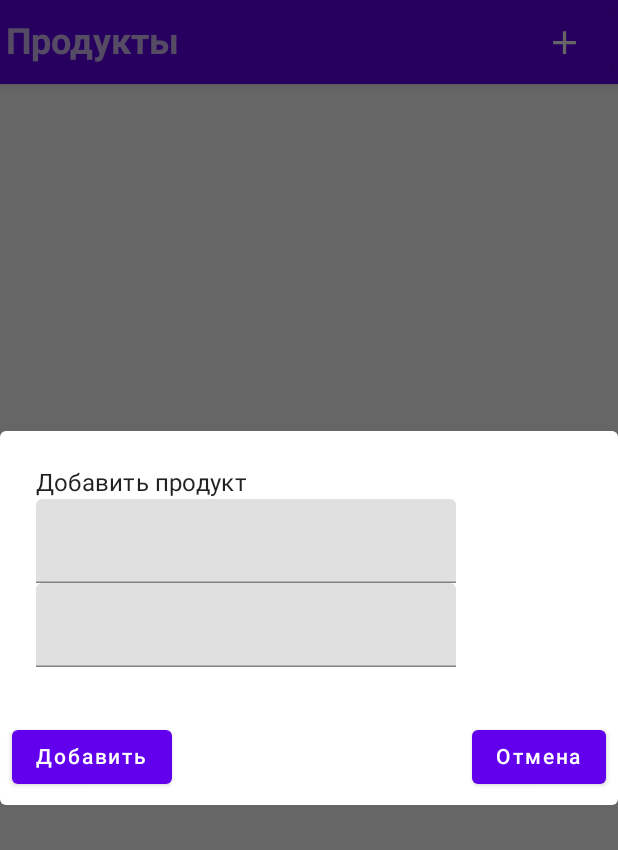
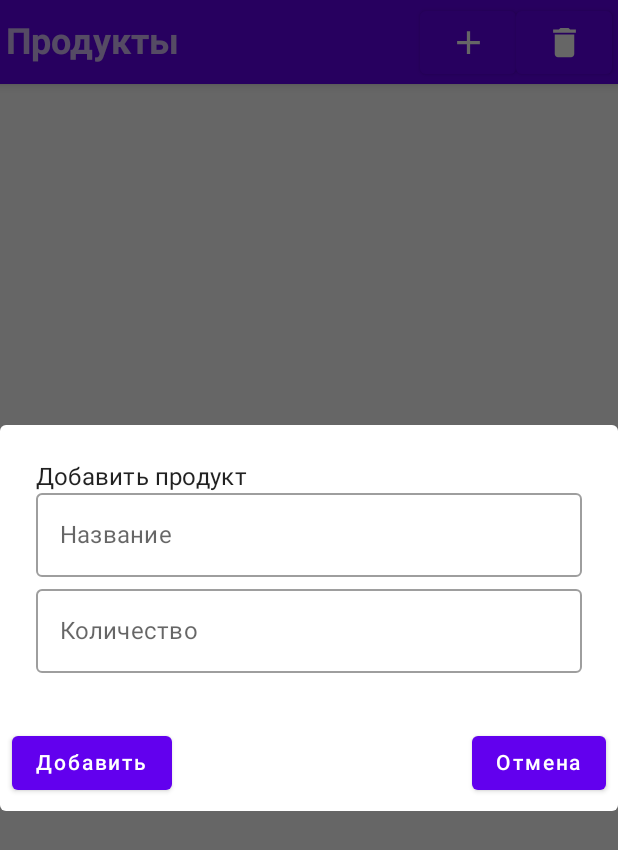
Before and after one commit to WhatuWannaDo/MyCard, an Android app built with Jetpack Compose: the screen it shows after launch (MainActivity), after a tap on "AddProduct", on a phone screen of 412 x 824 dp. Shown: the top 850 px of the screen. Run offline under Robolectric (Android 15) with nearby library versions, the phone set to English and light mode, and no system bars; our stand-ins replace Room's generated code.

Commit message:
DeleteAll feature

```diff
--- a/app/src/main/java/com/example/mycard/Project/MVVM/View/MainWindow.kt
+++ b/app/src/main/java/com/example/mycard/Project/MVVM/View/MainWindow.kt
@@ -2,6 +2,7 @@ package com.example.mycard.Project.MVVM.View
 
 import android.annotation.SuppressLint
 import androidx.compose.foundation.background
+import androidx.compose.foundation.clickable
 import androidx.compose.foundation.layout.*
 import androidx.compose.foundation.lazy.LazyColumn
 import androidx.compose.foundation.lazy.items
@@ -9,19 +10,29 @@ import androidx.compose.material.*
 import androidx.compose.material.Icon
 import androidx.compose.material.icons.Icons
 import androidx.compose.material.icons.filled.Add
+import androidx.compose.material.icons.filled.Delete
+import androidx.compose.material.icons.filled.KeyboardArrowDown
+import androidx.compose.material.icons.filled.KeyboardArrowUp
 import androidx.compose.runtime.Composable
 import androidx.compose.runtime.mutableStateOf
 import androidx.compose.runtime.*
 import androidx.compose.ui.Alignment
 import androidx.compose.ui.Modifier
+import androidx.compose.ui.geometry.Size
 import androidx.compose.ui.graphics.Color
+import androidx.compose.ui.layout.onGloballyPositioned
+import androidx.compose.ui.platform.LocalDensity
 import androidx.compose.ui.text.font.FontWeight
 import androidx.compose.ui.unit.dp
+import androidx.compose.ui.unit.toSize
 import androidx.lifecycle.ViewModelProvider
 import com.example.mycard.Project.MVVM.Models.CardModel
 import com.example.mycard.Project.MVVM.ViewModels.CardViewModel
 import com.example.mycard.Project.Room.Repository.CardRepository
+import kotlinx.coroutines.*
+import kotlin.coroutines.coroutineContext
 
+@DelicateCoroutinesApi
 @SuppressLint("UnrememberedMutableState")
 
 @ExperimentalMaterialApi
@@ -29,16 +40,16 @@ import com.example.mycard.Project.Room.Repository.CardRepository
 fun MainWindow(cardViewModel: CardViewModel){
     val getAllProductsVM = cardViewModel.getAllProducts.collectAsState(initial = listOf()).value
     val showDialog = mutableStateOf(false)
+    val deleteDialog = mutableStateOf(false)
 
-    Scaffold(topBar = {TopAppBarCard(cardViewModel = cardViewModel, showDialog = showDialog)}) {
-        Box() {
-            CustomLazyColumnItem(list = getAllProductsVM)
-        }
+    Scaffold(topBar = {TopAppBarCard(cardViewModel = cardViewModel, showDialog = showDialog, deleteDialog = deleteDialog)}) {
+        CustomLazyColumnItem(list = getAllProductsVM)
     }
 }
 
+@DelicateCoroutinesApi
 @Composable
-fun TopAppBarCard(cardViewModel: CardViewModel, showDialog : MutableState<Boolean>){
+fun TopAppBarCard(cardViewModel: CardViewModel, showDialog : MutableState<Boolean>, deleteDialog: MutableState<Boolean>){
     TopAppBar(modifier = Modifier.fillMaxWidth()) {
         Text(text = "Продукты", fontWeight = FontWeight.Bold, fontSize = MaterialTheme.typography.h5.fontSize)
         Spacer(Modifier.weight(1f, true))
@@ -47,29 +58,73 @@ fun TopAppBarCard(cardViewModel: CardViewModel, showDialog : MutableState<Boolea
         }) {
             Icon(imageVector = Icons.Default.Add, contentDescription = "AddProduct", modifier = Modifier.size(26.dp))
         }
+        Button(onClick = {
+            deleteDialog.value = true
+        }) {
+            Icon(imageVector = Icons.Default.Delete, contentDescription = "DeleteAll", modifier = Modifier.size(26.dp))
+        }
         if(showDialog.value) {
             AddNewProduct(cardViewModel = cardViewModel, showDialog = showDialog)
         }
+        if(deleteDialog.value) {
+            DeleteAllDialog(deleteDialog = deleteDialog, cardViewModel = cardViewModel)
+        }
 
     }
-
-
 
 }
 
 @ExperimentalMaterialApi
 @Composable
 fun CustomLazyColumnItem(list : List<CardModel>) {
+
     LazyColumn(contentPadding = PaddingValues(vertical = 10.dp), verticalArrangement = Arrangement.spacedBy(10.dp)) {
         items(list) { product ->
             ListItem(
                 modifier = Modifier.background(Color.LightGray),
                 text = { Text(text = product.productName, fontSize = MaterialTheme.typography.h6.fontSize) },
                 trailing = { Text(text = "Количество: " + product.productAmount, fontSize = MaterialTheme.typography.h6.fontSize) }
-
             )
         }
     }
+}
+@DelicateCoroutinesApi
+@Composable
+fun DeleteAllDialog(deleteDialog : MutableState<Boolean>, cardViewModel: CardViewModel){
+    val openDialog = remember { mutableStateOf(true) }
+
+    AlertDialog(
+        onDismissRequest = {
+            deleteDialog.value = false
+        },
+        title = {
+            Text(text = "Удалить всё?")
+        },
+        buttons = {
+            Row(
+                modifier = Modifier.padding(vertical = 20.dp, horizontal = 4.dp),
+            ) {
+                Button(
+                    onClick = {
+                        GlobalScope.launch(Dispatchers.IO) {
+                            cardViewModel.deleteAllProducts()
+                        }
+                    }
+                ) {
+                    Text("Удалить")
+                }
+                Spacer(modifier = Modifier.weight(1f, true))
+                Button(
+                    onClick = {
+                        openDialog.value = false
+                        deleteDialog.value = false
+                    }
+                ) {
+                    Text("Отмена")
+                }
+            }
+        }
+    )
 }
 
 @Composable
@@ -88,14 +143,20 @@ fun AddNewProduct(cardViewModel: CardViewModel, showDialog : MutableState<Boolea
                 Text(text = "Добавить продукт")
             },
             text = {
-                Column() {
-                    TextField(
+                Column {
+                    OutlinedTextField(
                         value = name,
-                        onValueChange = { name = it }
+                        onValueChange = { name = it },
+                        modifier = Modifier
+                            .fillMaxWidth(),
+                        label = {Text("Название")},
                     )
-                    TextField(
+                    OutlinedTextField(
                         value = amount,
-                        onValueChange = { amount = it }
+                        onValueChange = { amount = it },
+                        modifier = Modifier
+                            .fillMaxWidth(),
+                        label = {Text("Количество")}
                     )
                 }
             },
@@ -106,9 +167,11 @@ fun AddNewProduct(cardViewModel: CardViewModel, showDialog : MutableState<Boolea
                     Button(
                         onClick = {
                             val product = CardModel(0, name, amount)
-                            cardViewModel.addProduct(product)
-                            openDialog.value = false
-                            showDialog.value = false
+                            if (name.isNotEmpty() || amount.isNotEmpty()){
+                                cardViewModel.addProduct(product)
+                                openDialog.value = false
+                                showDialog.value = false
+                            }
                         }
                     ) {
                         Text("Добавить")
--- a/app/src/main/java/com/example/mycard/Project/MVVM/ViewModels/CardViewModel.kt
+++ b/app/src/main/java/com/example/mycard/Project/MVVM/ViewModels/CardViewModel.kt
@@ -36,8 +36,10 @@ class CardViewModel(application: Application) : AndroidViewModel(application) {
         }
     }
 
-    fun deleteAllProducts(){
-        cardRepository.deleteAllProducts()
+    suspend fun deleteAllProducts(){
+        viewModelScope.launch(Dispatchers.IO) {
+            cardRepository.deleteAllProducts()
+        }
     }
 
     class CardViewModelFactory(private val application: Application) : ViewModelProvider.Factory {
--- a/app/src/main/java/com/example/mycard/Project/Room/Data/DAO/CardDAO.kt
+++ b/app/src/main/java/com/example/mycard/Project/Room/Data/DAO/CardDAO.kt
@@ -14,12 +14,12 @@ interface CardDAO {
     fun getAllProducts() : Flow<List<CardModel>>
 
     @Insert
-    fun addProduct(cardModel: CardModel)
+    suspend fun addProduct(cardModel: CardModel)
 
     @Delete
-    fun deleteProduct(cardModel: CardModel)
+    suspend fun deleteProduct(cardModel: CardModel)
 
     @Query("DELETE FROM card_products")
-    fun deleteAllProducts()
+    suspend fun deleteAllProducts()
 
 }
--- a/app/src/main/java/com/example/mycard/Project/Room/Repository/CardRepository.kt
+++ b/app/src/main/java/com/example/mycard/Project/Room/Repository/CardRepository.kt
@@ -15,7 +15,7 @@ class CardRepository(private val cardDAO: CardDAO) {
         cardDAO.deleteProduct(cardModel = cardModel)
     }
 
-    fun deleteAllProducts(){
+    suspend fun deleteAllProducts(){
         cardDAO.deleteAllProducts()
     }
 }
```
